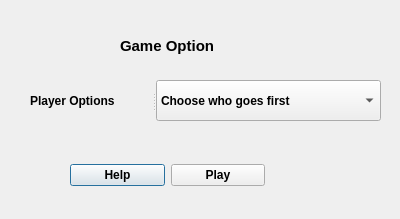
The window that TicTacToe/playergameoptions.ui (Amatarasu/A-Team) describes before a commit, drawn with Qt 5.
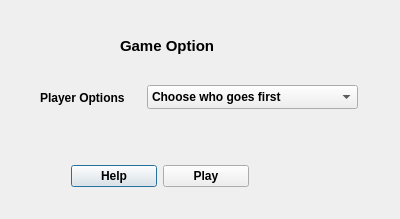
The same window after the commit. Icons and pictures are not drawn.

```diff
--- a/TicTacToe/playergameoptions.ui
+++ b/TicTacToe/playergameoptions.ui
@@ -2,6 +2,12 @@
 <ui version="4.0">
  <class>PlayerGameOptions</class>
  <widget class="QDialog" name="PlayerGameOptions">
+  <property name="windowModality">
+   <enum>Qt::NonModal</enum>
+  </property>
+  <property name="enabled">
+   <bool>true</bool>
+  </property>
   <property name="geometry">
    <rect>
     <x>0</x>
@@ -33,13 +39,13 @@
     <string>Game Option</string>
    </property>
   </widget>
-  <widget class="QWidget" name="layoutWidget">
+  <widget class="QWidget" name="">
    <property name="geometry">
     <rect>
-     <x>70</x>
-     <y>157</y>
-     <width>195</width>
-     <height>36</height>
+     <x>71</x>
+     <y>158</y>
+     <width>178</width>
+     <height>37</height>
     </rect>
    </property>
    <layout class="QHBoxLayout" name="horizontalLayout">
@@ -91,18 +97,17 @@
     </item>
    </layout>
   </widget>
-  <widget class="QSplitter" name="splitter">
+  <widget class="QWidget" name="">
    <property name="geometry">
     <rect>
-     <x>30</x>
+     <x>40</x>
      <y>80</y>
-     <width>351</width>
-     <height>41</height>
+     <width>318</width>
+     <height>35</height>
     </rect>
    </property>
-   <property name="orientation">
-    <enum>Qt::Horizontal</enum>
-   </property>
+   <layout class="QHBoxLayout" name="horizontalLayout_2">
+    <item>
    <widget class="QLabel" name="PlayerOptionlabel">
     <property name="font">
      <font>
@@ -114,13 +119,30 @@
      <string>Player Options</string>
     </property>
    </widget>
+    </item>
+    <item>
    <widget class="QComboBox" name="playerGameOption">
+      <property name="sizePolicy">
+       <sizepolicy hsizetype="Minimum" vsizetype="Fixed">
+        <horstretch>0</horstretch>
+        <verstretch>0</verstretch>
+       </sizepolicy>
+      </property>
+      <property name="minimumSize">
+       <size>
+        <width>211</width>
+        <height>0</height>
+       </size>
+      </property>
     <property name="font">
      <font>
       <weight>75</weight>
       <bold>true</bold>
      </font>
     </property>
+      <property name="sizeAdjustPolicy">
+       <enum>QComboBox::AdjustToMinimumContentsLengthWithIcon</enum>
+      </property>
     <item>
      <property name="text">
       <string>Choose who goes first</string>
@@ -145,6 +167,8 @@
      </property>
     </item>
    </widget>
+    </item>
+   </layout>
   </widget>
  </widget>
  <resources/>
```
Lines whose indentation alone changed are shown as unchanged.
